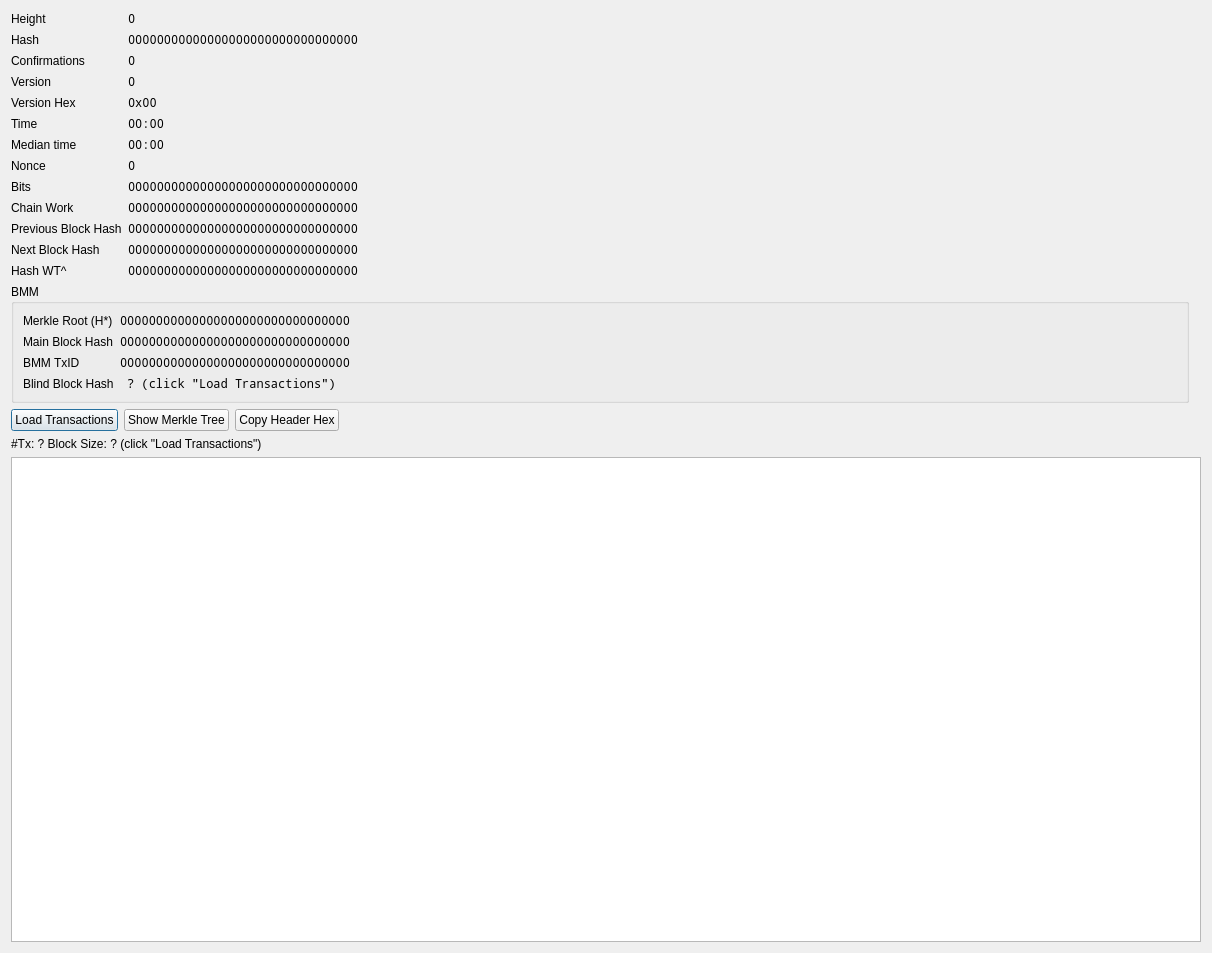
Before: the Qt Designer form src/qt/forms/blockindexdetailsdialog.ui in skydogenet/sidechains, drawn with Qt 5.
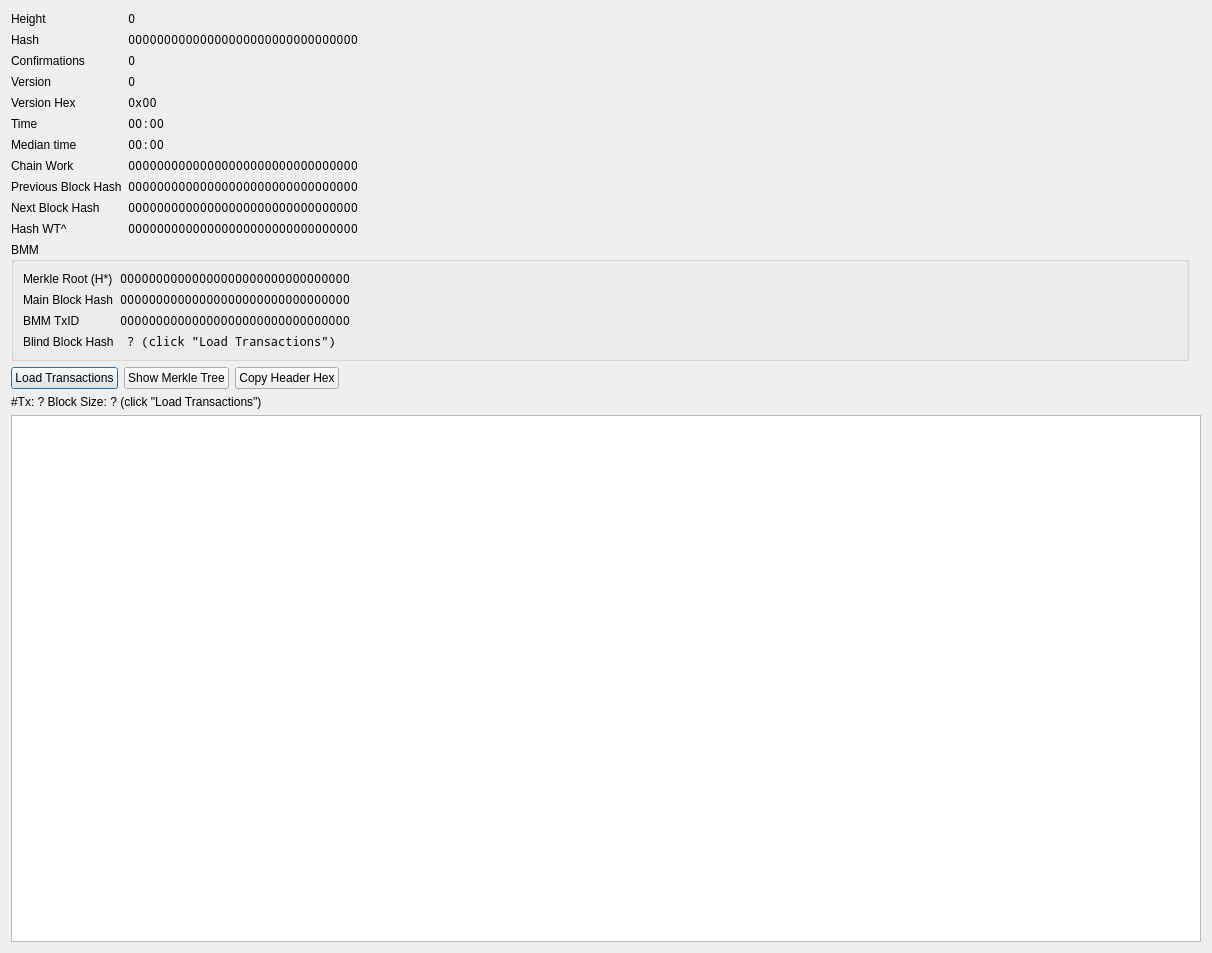
After: the same form once the commit is applied.

Commit message: Test removing nNonce & nBits

```diff
--- a/src/qt/forms/blockindexdetailsdialog.ui
+++ b/src/qt/forms/blockindexdetailsdialog.ui
@@ -19,7 +19,7 @@
      <property name="bottomMargin">
       <number>0</number>
      </property>
-     <item row="12" column="2">
+     <item row="10" column="2">
       <widget class="QLabel" name="labelNextBlockHash">
        <property name="sizePolicy">
         <sizepolicy hsizetype="MinimumExpanding" vsizetype="Preferred">
@@ -40,20 +40,7 @@
        </property>
       </widget>
      </item>
-     <item row="8" column="0">
-      <widget class="QLabel" name="label_15">
-       <property name="sizePolicy">
-        <sizepolicy hsizetype="Minimum" vsizetype="Preferred">
-         <horstretch>0</horstretch>
-         <verstretch>0</verstretch>
-        </sizepolicy>
-       </property>
-       <property name="text">
-        <string>Nonce</string>
-       </property>
-      </widget>
-     </item>
-     <item row="11" column="2">
+     <item row="9" column="2">
       <widget class="QLabel" name="labelPrevBlockHash">
        <property name="sizePolicy">
         <sizepolicy hsizetype="MinimumExpanding" vsizetype="Preferred">
@@ -95,7 +82,7 @@
        </property>
       </widget>
      </item>
-     <item row="12" column="0">
+     <item row="10" column="0">
       <widget class="QLabel" name="label_20">
        <property name="sizePolicy">
         <sizepolicy hsizetype="Minimum" vsizetype="Preferred">
@@ -163,7 +150,7 @@
        </property>
       </widget>
      </item>
-     <item row="10" column="2">
+     <item row="8" column="2">
       <widget class="QLabel" name="labelChainWork">
        <property name="sizePolicy">
         <sizepolicy hsizetype="MinimumExpanding" vsizetype="Preferred">
@@ -184,7 +171,7 @@
        </property>
       </widget>
      </item>
-     <item row="10" column="0">
+     <item row="8" column="0">
       <widget class="QLabel" name="label_18">
        <property name="sizePolicy">
         <sizepolicy hsizetype="Minimum" vsizetype="Preferred">
@@ -210,27 +197,6 @@
        </property>
       </widget>
      </item>
-     <item row="8" column="2">
-      <widget class="QLabel" name="labelNonce">
-       <property name="sizePolicy">
-        <sizepolicy hsizetype="MinimumExpanding" vsizetype="Preferred">
-         <horstretch>0</horstretch>
-         <verstretch>0</verstretch>
-        </sizepolicy>
-       </property>
-       <property name="font">
-        <font>
-         <family>Noto Mono</family>
-        </font>
-       </property>
-       <property name="text">
-        <string>0</string>
-       </property>
-       <property name="textInteractionFlags">
-        <set>Qt::LinksAccessibleByMouse|Qt::TextSelectableByMouse</set>
-       </property>
-      </widget>
-     </item>
      <item row="0" column="0">
       <widget class="QLabel" name="label_2">
        <property name="sizePolicy">
@@ -265,6 +231,19 @@
        </property>
       </widget>
      </item>
+     <item row="9" column="0">
+      <widget class="QLabel" name="label_19">
+       <property name="sizePolicy">
+        <sizepolicy hsizetype="Minimum" vsizetype="Preferred">
+         <horstretch>0</horstretch>
+         <verstretch>0</verstretch>
+        </sizepolicy>
+       </property>
+       <property name="text">
+        <string>Previous Block Hash</string>
+       </property>
+      </widget>
+     </item>
      <item row="4" column="0">
       <widget class="QLabel" name="label_10">
        <property name="sizePolicy">
@@ -320,27 +299,6 @@
        </property>
       </widget>
      </item>
-     <item row="9" column="2">
-      <widget class="QLabel" name="labelBits">
-       <property name="sizePolicy">
-        <sizepolicy hsizetype="MinimumExpanding" vsizetype="Preferred">
-         <horstretch>0</horstretch>
-         <verstretch>0</verstretch>
-        </sizepolicy>
-       </property>
-       <property name="font">
-        <font>
-         <family>Noto Mono</family>
-        </font>
-       </property>
-       <property name="text">
-        <string>00000000000000000000000000000000</string>
-       </property>
-       <property name="textInteractionFlags">
-        <set>Qt::LinksAccessibleByMouse|Qt::TextSelectableByMouse</set>
-       </property>
-      </widget>
-     </item>
      <item row="7" column="0">
       <widget class="QLabel" name="label_14">
        <property name="sizePolicy">
@@ -367,16 +325,18 @@
        </property>
       </widget>
      </item>
-     <item row="9" column="0">
-      <widget class="QLabel" name="label_16">
-       <property name="sizePolicy">
-        <sizepolicy hsizetype="Minimum" vsizetype="Preferred">
-         <horstretch>0</horstretch>
-         <verstretch>0</verstretch>
-        </sizepolicy>
+     <item row="11" column="2">
+      <widget class="QLabel" name="labelHashWTPrime">
+       <property name="font">
+        <font>
+         <family>Noto Mono</family>
+        </font>
        </property>
        <property name="text">
-        <string>Bits</string>
+        <string>00000000000000000000000000000000</string>
+       </property>
+       <property name="textInteractionFlags">
+        <set>Qt::TextSelectableByMouse</set>
        </property>
       </widget>
      </item>
@@ -401,7 +361,7 @@
        </property>
       </widget>
      </item>
-     <item row="13" column="0">
+     <item row="11" column="0">
       <widget class="QLabel" name="label">
        <property name="text">
         <string>Hash WT^ </string>
@@ -421,34 +381,6 @@
        </property>
       </widget>
      </item>
-     <item row="11" column="0">
-      <widget class="QLabel" name="label_19">
-       <property name="sizePolicy">
-        <sizepolicy hsizetype="Minimum" vsizetype="Preferred">
-         <horstretch>0</horstretch>
-         <verstretch>0</verstretch>
-        </sizepolicy>
-       </property>
-       <property name="text">
-        <string>Previous Block Hash</string>
-       </property>
-      </widget>
-     </item>
-     <item row="13" column="2">
-      <widget class="QLabel" name="labelHashWTPrime">
-       <property name="font">
-        <font>
-         <family>Noto Mono</family>
-        </font>
-       </property>
-       <property name="text">
-        <string>00000000000000000000000000000000</string>
-       </property>
-       <property name="textInteractionFlags">
-        <set>Qt::TextSelectableByMouse</set>
-       </property>
-      </widget>
-     </item>
     </layout>
    </item>
    <item row="17" column="0">
```
The commit also changes 22 other files.
